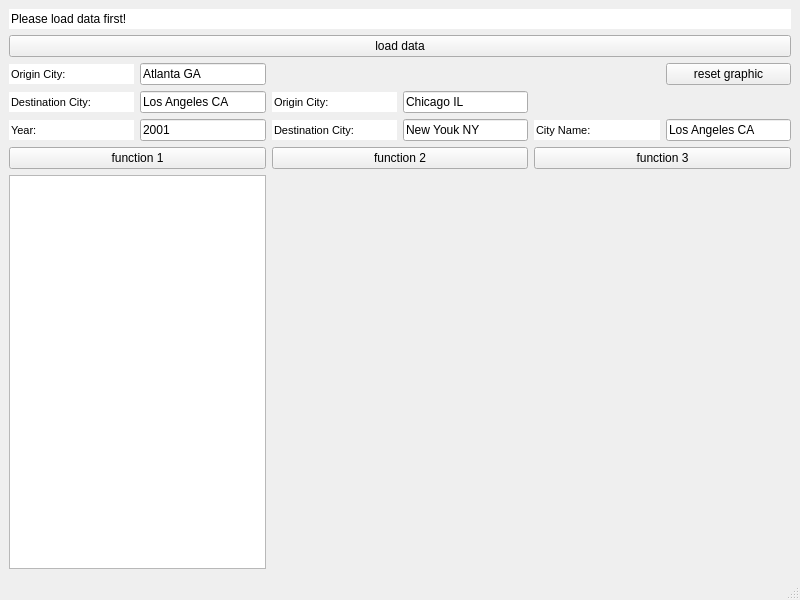
Old version of the form Project3/mainwindow.ui in the repository peter6866/Project3.
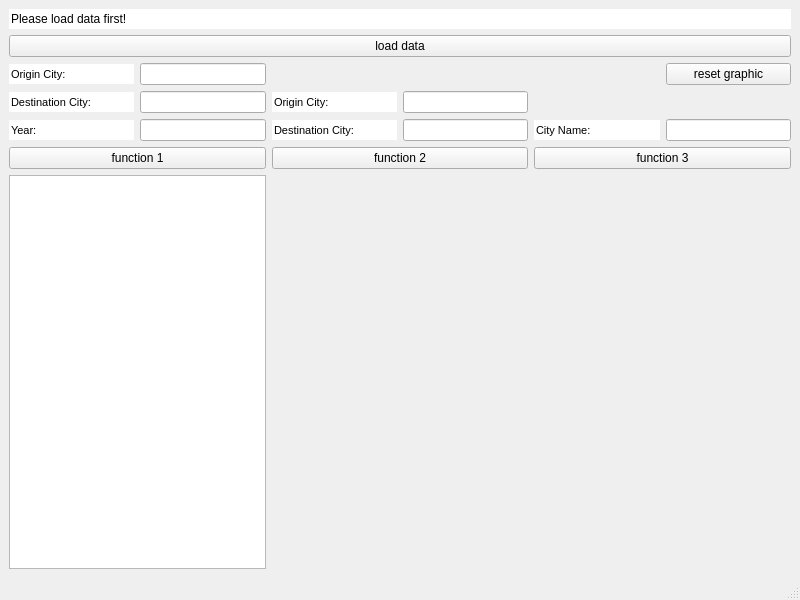
New version of the form.

What changed in the file:
```diff
--- a/Project3/mainwindow.ui
+++ b/Project3/mainwindow.ui
@@ -25,7 +25,7 @@
     <item row="4" column="3">
      <widget class="QLineEdit" name="fun2_2">
       <property name="text">
-       <string>New Youk NY</string>
+       <string/>
       </property>
      </widget>
     </item>
@@ -96,7 +96,7 @@
     <item row="4" column="5">
      <widget class="QLineEdit" name="fun3_1">
       <property name="text">
-       <string>Los Angeles CA</string>
+       <string/>
       </property>
      </widget>
     </item>
@@ -108,14 +108,14 @@
     <item row="2" column="1">
      <widget class="QLineEdit" name="fun1_1">
       <property name="text">
-       <string>Atlanta GA</string>
+       <string/>
       </property>
      </widget>
     </item>
     <item row="3" column="3">
      <widget class="QLineEdit" name="fun2_1">
       <property name="text">
-       <string>Chicago IL</string>
+       <string/>
       </property>
      </widget>
     </item>
@@ -141,14 +141,14 @@
     <item row="3" column="1">
      <widget class="QLineEdit" name="fun1_2">
       <property name="text">
-       <string>Los Angeles CA</string>
+       <string/>
       </property>
      </widget>
     </item>
     <item row="4" column="1">
      <widget class="QLineEdit" name="fun1_3">
       <property name="text">
-       <string>2001</string>
+       <string/>
       </property>
      </widget>
     </item>
```
